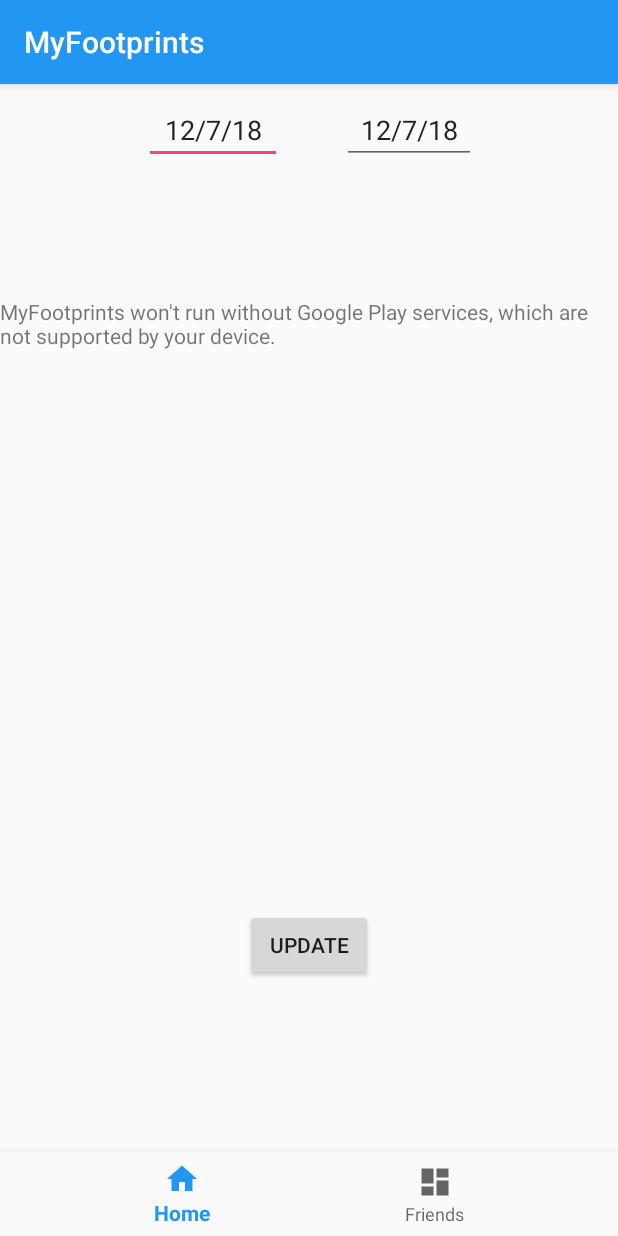
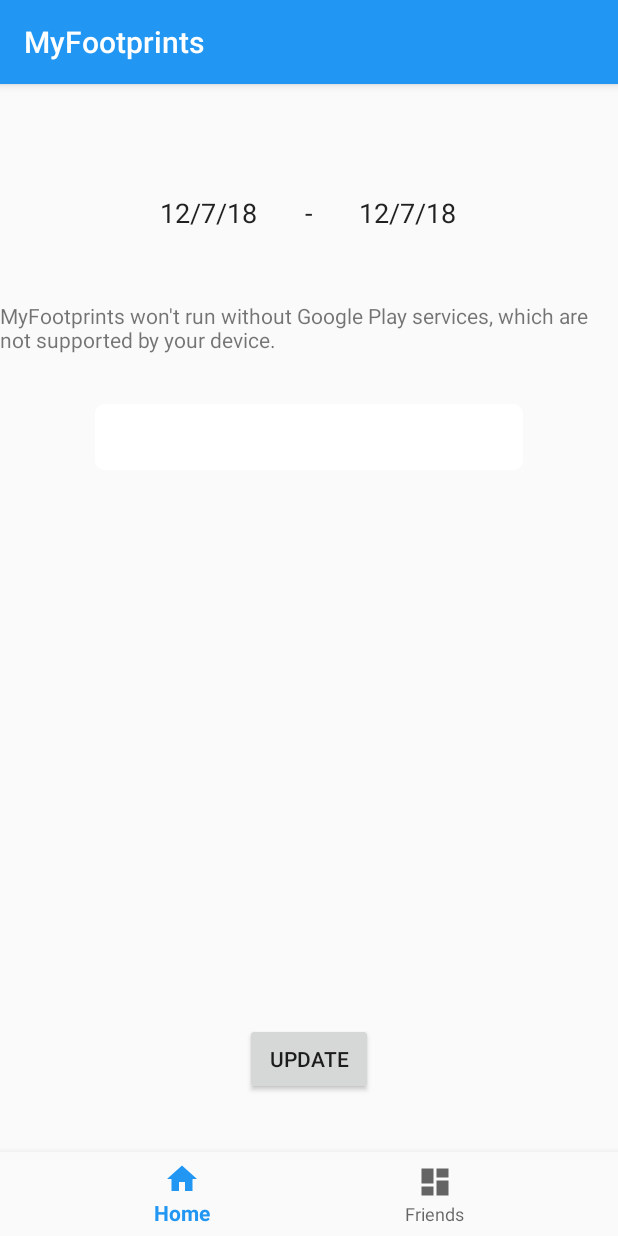
Before and after one commit to ruybrito106/my-footprints, an Android app: the screen it shows after launch (MainActivity), on a phone screen of 412 x 824 dp. Run offline under Robolectric (Android 15) with nearby library versions, the phone set to English and light mode, and no system bars; our stand-ins replace Firebase (no records; nobody signed in at launch, a user with empty details on screens opened directly); libraries missing offline, so code that uses them is left out: com.firebase.ui; Roboto replaces fonts that are not available here; 2 statements that could not run were skipped.

Commit message:
feat/design

```diff
--- /dev/null
+++ b/app/src/main/res/drawable/rectangle.xml
@@ -0,0 +1,10 @@
+<?xml version="1.0" encoding="UTF-8"?>
+<shape xmlns:android="http://schemas.android.com/apk/res/android" android:id="@+id/listview_background_shape">
+    <stroke android:width="2dp" android:color="#ffffff" />
+    <padding android:left="2dp"
+        android:top="2dp"
+        android:right="2dp"
+        android:bottom="2dp" />
+    <corners android:radius="5dp" />
+    <solid android:color="#ffffffff" />
+</shape>
--- a/app/src/main/res/layout/activity_main.xml
+++ b/app/src/main/res/layout/activity_main.xml
@@ -6,38 +6,6 @@
     android:layout_width="match_parent"
     android:layout_height="match_parent"
     tools:context=".MainActivity">
-
-    <EditText
-        android:id="@+id/startDate"
-        android:layout_width="92dp"
-        android:layout_height="wrap_content"
-        android:layout_marginBottom="8dp"
-        android:layout_marginStart="96dp"
-        android:layout_marginTop="8dp"
-        android:ems="10"
-        android:onClick="showStartDatePickerDialog"
-        android:textAlignment="center"
-        android:textIsSelectable="true"
-        app:layout_constraintBottom_toTopOf="@+id/map"
-        app:layout_constraintStart_toStartOf="parent"
-        app:layout_constraintTop_toTopOf="parent"
-        app:layout_constraintVertical_bias="0.0" />
-
-    <EditText
-        android:id="@+id/endDate"
-        android:layout_width="89dp"
-        android:layout_height="wrap_content"
-        android:layout_marginEnd="8dp"
-        android:layout_marginStart="40dp"
-        android:layout_marginTop="8dp"
-        android:ems="10"
-        android:onClick="showEndDatePickerDialog"
-        android:textAlignment="center"
-        android:textIsSelectable="true"
-        app:layout_constraintEnd_toEndOf="parent"
-        app:layout_constraintHorizontal_bias="0.0"
-        app:layout_constraintStart_toEndOf="@+id/startDate"
-        app:layout_constraintTop_toTopOf="parent" />
 
     <android.support.design.widget.BottomNavigationView
         android:id="@+id/navigation"
@@ -49,7 +17,9 @@
         app:layout_constraintBottom_toBottomOf="parent"
         app:layout_constraintLeft_toLeftOf="parent"
         app:layout_constraintRight_toRightOf="parent"
-        app:menu="@menu/navigation" />
+        app:menu="@menu/navigation" >
+
+    </android.support.design.widget.BottomNavigationView>
 
     <Button
         android:id="@+id/findRoute"
@@ -73,11 +43,87 @@
         android:id="@+id/map"
         android:name="com.google.android.gms.maps.SupportMapFragment"
         android:layout_width="match_parent"
-        android:layout_height="490dp"
+        android:layout_height="567dp"
         android:layout_marginTop="8dp"
         map:layout_constraintBottom_toTopOf="@+id/navigation"
-        map:layout_constraintTop_toBottomOf="@+id/endDate"
+        map:layout_constraintTop_toTopOf="parent"
+        map:layout_constraintVertical_bias="1.0"
         tools:context=".MainActivity"
-        tools:layout_editor_absoluteX="30dp" />
+        tools:layout_editor_absoluteX="0dp" />
+
+    <View
+        android:id="@+id/myRectangleView"
+        android:layout_width="285dp"
+        android:layout_height="44dp"
+        android:layout_marginBottom="8dp"
+        android:layout_marginEnd="8dp"
+        android:layout_marginStart="8dp"
+        android:layout_marginTop="8dp"
+        android:background="@drawable/rectangle"
+        app:layout_constraintBottom_toBottomOf="@+id/map"
+        app:layout_constraintEnd_toEndOf="parent"
+        app:layout_constraintStart_toStartOf="parent"
+        app:layout_constraintTop_toTopOf="@+id/map"
+        app:layout_constraintVertical_bias="0.120000005" />
+
+    <EditText
+        android:id="@+id/startDate"
+        android:layout_width="90dp"
+        android:layout_height="32dp"
+        android:layout_marginBottom="8dp"
+        android:layout_marginEnd="8dp"
+        android:layout_marginStart="8dp"
+        android:layout_marginTop="8dp"
+        android:background="@null"
+        android:ems="10"
+        android:onClick="showStartDatePickerDialog"
+        android:textAlignment="center"
+        android:textIsSelectable="true"
+        app:layout_constraintBottom_toBottomOf="parent"
+        app:layout_constraintEnd_toEndOf="parent"
+        app:layout_constraintHorizontal_bias="0.281"
+        app:layout_constraintStart_toStartOf="parent"
+        app:layout_constraintTop_toTopOf="parent"
+        app:layout_constraintVertical_bias="0.086" />
+
+    <EditText
+        android:id="@+id/endDate"
+        android:layout_width="90dp"
+        android:layout_height="32dp"
+        android:layout_marginBottom="8dp"
+        android:layout_marginEnd="8dp"
+        android:layout_marginStart="8dp"
+        android:layout_marginTop="8dp"
+        android:background="@null"
+        android:ems="10"
+        android:onClick="showEndDatePickerDialog"
+        android:textAlignment="center"
+        android:textIsSelectable="true"
+        app:layout_constraintBottom_toBottomOf="parent"
+        app:layout_constraintEnd_toEndOf="parent"
+        app:layout_constraintHorizontal_bias="0.714"
+        app:layout_constraintStart_toStartOf="parent"
+        app:layout_constraintTop_toTopOf="parent"
+        app:layout_constraintVertical_bias="0.086" />
+
+    <EditText
+        android:id="@+id/editText"
+        android:layout_width="5dp"
+        android:layout_height="32dp"
+        android:layout_marginBottom="8dp"
+        android:layout_marginEnd="8dp"
+        android:layout_marginStart="8dp"
+        android:layout_marginTop="8dp"
+        android:background="@null"
+        android:contextClickable="false"
+        android:cursorVisible="false"
+        android:ems="10"
+        android:inputType="textPersonName"
+        android:text="-"
+        app:layout_constraintBottom_toBottomOf="parent"
+        app:layout_constraintEnd_toEndOf="parent"
+        app:layout_constraintStart_toStartOf="parent"
+        app:layout_constraintTop_toTopOf="parent"
+        app:layout_constraintVertical_bias="0.086" />
 
 </android.support.constraint.ConstraintLayout>
```
